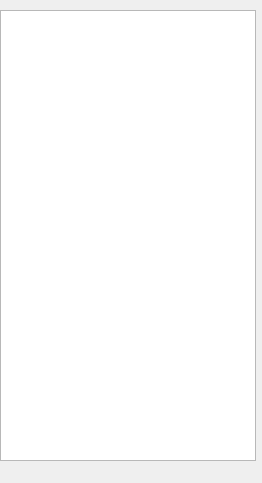
First picture: the form in map65/astro.ui, repository kareiva/wsjtz, before the edit.
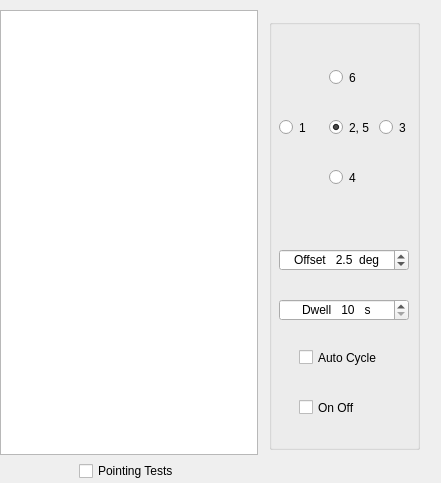
Second picture: the form after the edit.

What changed in the file:
```diff
--- a/map65/astro.ui
+++ b/map65/astro.ui
@@ -6,30 +6,242 @@
    <rect>
     <x>0</x>
     <y>0</y>
-    <width>262</width>
+    <width>441</width>
     <height>483</height>
    </rect>
   </property>
   <property name="windowTitle">
    <string>Form</string>
   </property>
-  <widget class="QTextBrowser" name="astroTextBrowser">
+  <widget class="QGroupBox" name="gbPointing">
+   <property name="geometry">
+    <rect>
+     <x>269</x>
+     <y>19</y>
+     <width>151</width>
+     <height>431</height>
+    </rect>
+   </property>
+   <property name="title">
+    <string/>
+   </property>
+   <widget class="QRadioButton" name="rb1">
+    <property name="geometry">
+     <rect>
+      <x>10</x>
+      <y>100</y>
+      <width>30</width>
+      <height>17</height>
+     </rect>
+    </property>
+    <property name="text">
+     <string>1</string>
+    </property>
+   </widget>
+   <widget class="QRadioButton" name="rb2">
+    <property name="geometry">
+     <rect>
+      <x>60</x>
+      <y>100</y>
+      <width>40</width>
+      <height>17</height>
+     </rect>
+    </property>
+    <property name="text">
+     <string>2, 5</string>
+    </property>
+    <property name="checked">
+     <bool>true</bool>
+    </property>
+   </widget>
+   <widget class="QRadioButton" name="rb3">
+    <property name="geometry">
+     <rect>
+      <x>110</x>
+      <y>100</y>
+      <width>30</width>
+      <height>17</height>
+     </rect>
+    </property>
+    <property name="text">
+     <string>3</string>
+    </property>
+   </widget>
+   <widget class="QRadioButton" name="rb4">
+    <property name="geometry">
+     <rect>
+      <x>60</x>
+      <y>150</y>
+      <width>30</width>
+      <height>17</height>
+     </rect>
+    </property>
+    <property name="text">
+     <string>4</string>
+    </property>
+   </widget>
+   <widget class="QRadioButton" name="rb6">
+    <property name="geometry">
+     <rect>
+      <x>60</x>
+      <y>50</y>
+      <width>30</width>
+      <height>17</height>
+     </rect>
+    </property>
+    <property name="text">
+     <string>6</string>
+    </property>
+   </widget>
+   <widget class="QDoubleSpinBox" name="sbOffset">
+    <property name="geometry">
+     <rect>
+      <x>10</x>
+      <y>230</y>
+      <width>130</width>
+      <height>22</height>
+     </rect>
+    </property>
+    <property name="alignment">
+     <set>Qt::AlignCenter</set>
+    </property>
+    <property name="prefix">
+     <string>Offset   </string>
+    </property>
+    <property name="suffix">
+     <string>  deg</string>
+    </property>
+    <property name="decimals">
+     <number>1</number>
+    </property>
+    <property name="minimum">
+     <double>0.500000000000000</double>
+    </property>
+    <property name="maximum">
+     <double>20.000000000000000</double>
+    </property>
+    <property name="singleStep">
+     <double>0.500000000000000</double>
+    </property>
+    <property name="value">
+     <double>2.500000000000000</double>
+    </property>
+   </widget>
+   <widget class="QCheckBox" name="cbAutoCycle">
+    <property name="geometry">
+     <rect>
+      <x>30</x>
+      <y>330</y>
+      <width>91</width>
+      <height>17</height>
+     </rect>
+    </property>
+    <property name="text">
+     <string>Auto Cycle</string>
+    </property>
+   </widget>
+   <widget class="QCheckBox" name="cbOnOff">
+    <property name="geometry">
+     <rect>
+      <x>30</x>
+      <y>380</y>
+      <width>70</width>
+      <height>17</height>
+     </rect>
+    </property>
+    <property name="text">
+     <string>On Off</string>
+    </property>
+   </widget>
+   <widget class="QSpinBox" name="sbDwell">
+    <property name="geometry">
+     <rect>
+      <x>10</x>
+      <y>280</y>
+      <width>130</width>
+      <height>22</height>
+     </rect>
+    </property>
+    <property name="alignment">
+     <set>Qt::AlignCenter</set>
+    </property>
+    <property name="suffix">
+     <string>   s</string>
+    </property>
+    <property name="prefix">
+     <string>Dwell   </string>
+    </property>
+    <property name="minimum">
+     <number>10</number>
+    </property>
+    <property name="maximum">
+     <number>300</number>
+    </property>
+    <property name="singleStep">
+     <number>10</number>
+    </property>
+   </widget>
+  </widget>
+  <widget class="QWidget" name="">
    <property name="geometry">
     <rect>
      <x>0</x>
      <y>10</y>
-     <width>256</width>
-     <height>451</height>
+     <width>258</width>
+     <height>471</height>
     </rect>
    </property>
-   <property name="font">
-    <font>
-     <family>Courier New</family>
-     <pointsize>20</pointsize>
-     <weight>75</weight>
-     <bold>true</bold>
-    </font>
-   </property>
+   <layout class="QVBoxLayout" name="verticalLayout">
+    <item>
+     <widget class="QTextBrowser" name="astroTextBrowser">
+      <property name="font">
+       <font>
+        <family>Courier New</family>
+        <pointsize>20</pointsize>
+        <weight>75</weight>
+        <bold>true</bold>
+       </font>
+      </property>
+     </widget>
+    </item>
+    <item>
+     <layout class="QHBoxLayout" name="horizontalLayout">
+      <item>
+       <spacer name="horizontalSpacer_2">
+        <property name="orientation">
+         <enum>Qt::Horizontal</enum>
+        </property>
+        <property name="sizeHint" stdset="0">
+         <size>
+          <width>40</width>
+          <height>20</height>
+         </size>
+        </property>
+       </spacer>
+      </item>
+      <item>
+       <widget class="QCheckBox" name="cbPointingTests">
+        <property name="text">
+         <string>Pointing Tests</string>
+        </property>
+       </widget>
+      </item>
+      <item>
+       <spacer name="horizontalSpacer">
+        <property name="orientation">
+         <enum>Qt::Horizontal</enum>
+        </property>
+        <property name="sizeHint" stdset="0">
+         <size>
+          <width>40</width>
+          <height>20</height>
+         </size>
+        </property>
+       </spacer>
+      </item>
+     </layout>
+    </item>
+   </layout>
   </widget>
  </widget>
  <resources/>
```
